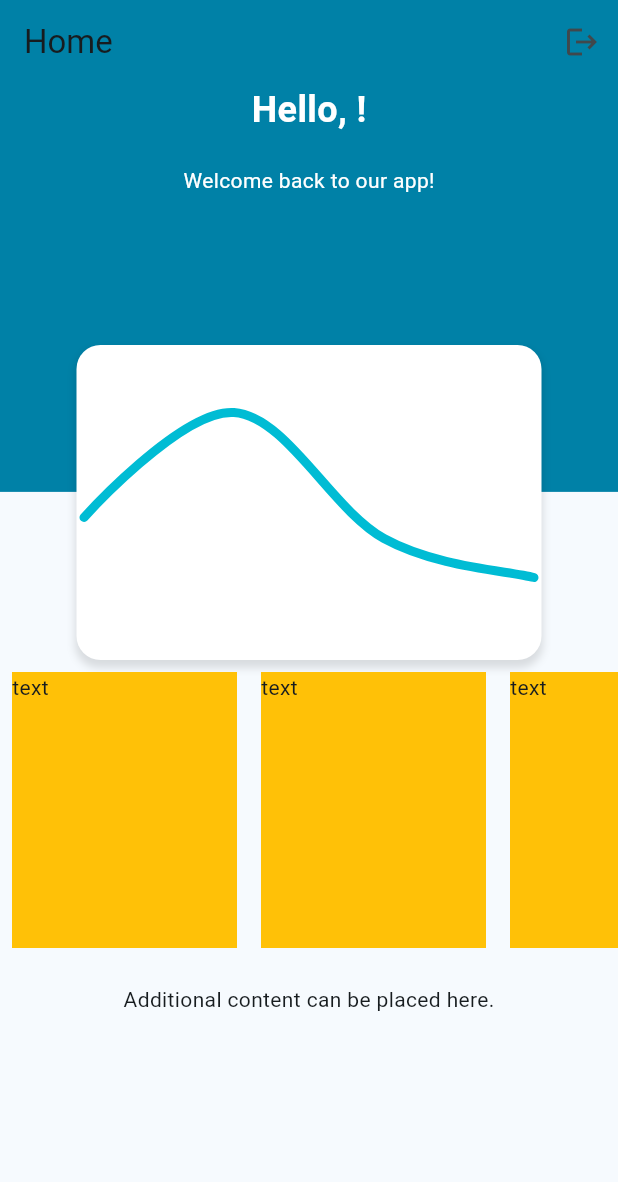
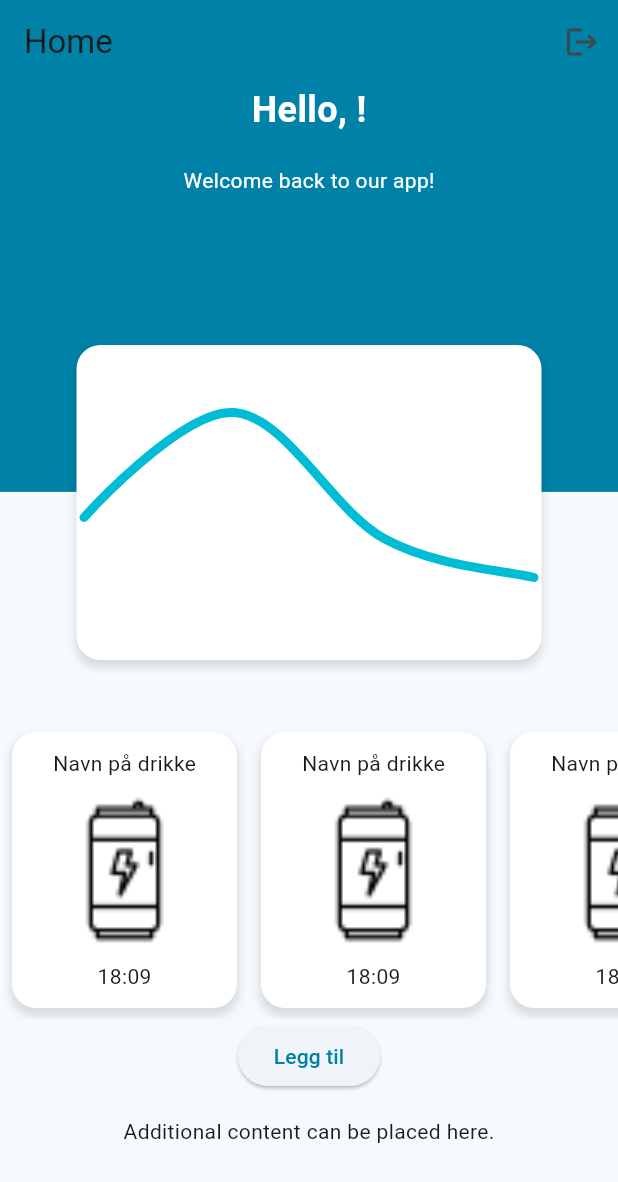
Before and after one commit to quarc0o/caffeine_tracker_app, a Flutter app: the screen it shows once a user with an empty profile is signed in, on a phone screen of 412 x 824 dp. Shown: the top 1182 px of the screen. Run offline on Flutter 3.47's test engine with Material 2 defaults, Android fonts, the phone set to English and light mode, and no system bars; drawn by our look-alikes of fl_chart; our stand-ins replace firebase_auth, firebase_core, firebase_database, fluttertoast; accounts and stored records are empty.

Commit message:
homescreen done

```diff
--- a/lib/components/DrinkHistory/DrinkScroll.dart
+++ b/lib/components/DrinkHistory/DrinkScroll.dart
@@ -10,7 +10,7 @@ class DrinkScroll extends StatefulWidget {
 
 class _DrinkScrollState extends State<DrinkScroll> {
   final int numberOfDrinks =
-      20; // Change this to how many drinks you want in the list.
+      8; // Change this to how many drinks you want in the list.
 
   @override
   Widget build(BuildContext context) {
--- a/lib/components/DrinkHistory/SingleDrink.dart
+++ b/lib/components/DrinkHistory/SingleDrink.dart
@@ -11,10 +11,36 @@ class _SingleDrinkState extends State<SingleDrink> {
   @override
   Widget build(BuildContext context) {
     return Container(
-      color: Colors.amber,
+      decoration: BoxDecoration(
+        color: Colors.white, // This gives the background color
+        borderRadius:
+            BorderRadius.circular(16), // This gives the rounded borders
+        boxShadow: [
+          BoxShadow(
+            color: Colors.black12,
+            offset: Offset(0, 4),
+            blurRadius: 4,
+            spreadRadius: 1,
+          ),
+        ],
+      ),
       width: 150,
       height: 150,
-      child: Text("text"),
+      child: Column(
+        mainAxisAlignment: MainAxisAlignment.spaceEvenly,
+        children: [
+          Text("Navn på drikke"),
+          Container(
+            width: 100,
+            height: 100,
+            child: Image.asset(
+              "assets/energy.png",
+              fit: BoxFit.cover,
+            ),
+          ),
+          Text("18:09")
+        ],
+      ),
     );
   }
 }
--- a/lib/views/HomeScreen.dart
+++ b/lib/views/HomeScreen.dart
@@ -71,11 +71,15 @@ class _HomeScreenState extends State<HomeScreen> {
                         height: 100,
                       ),
                       const Chart(),
+                      SizedBox(
+                        height: 40,
+                      ),
                       Container(
                         height:
                             200, // Adjust this value based on how tall you want the scrolling area to be.
                         child: DrinkScroll(),
-                      )
+                      ),
+                      ElevatedButton(onPressed: () {}, child: Text("Legg til"))
                     ],
                   ),
                 ),
--- a/pubspec.yaml
+++ b/pubspec.yaml
@@ -64,6 +64,9 @@ flutter:
   # the material Icons class.
   uses-material-design: true
 
+  assets:
+     - assets/
+
   # To add assets to your application, add an assets section, like this:
   # assets:
   #   - images/a_dot_burr.jpeg
```
Also changed, not shown: assets/coffee.png (added), assets/energy.png (added).
